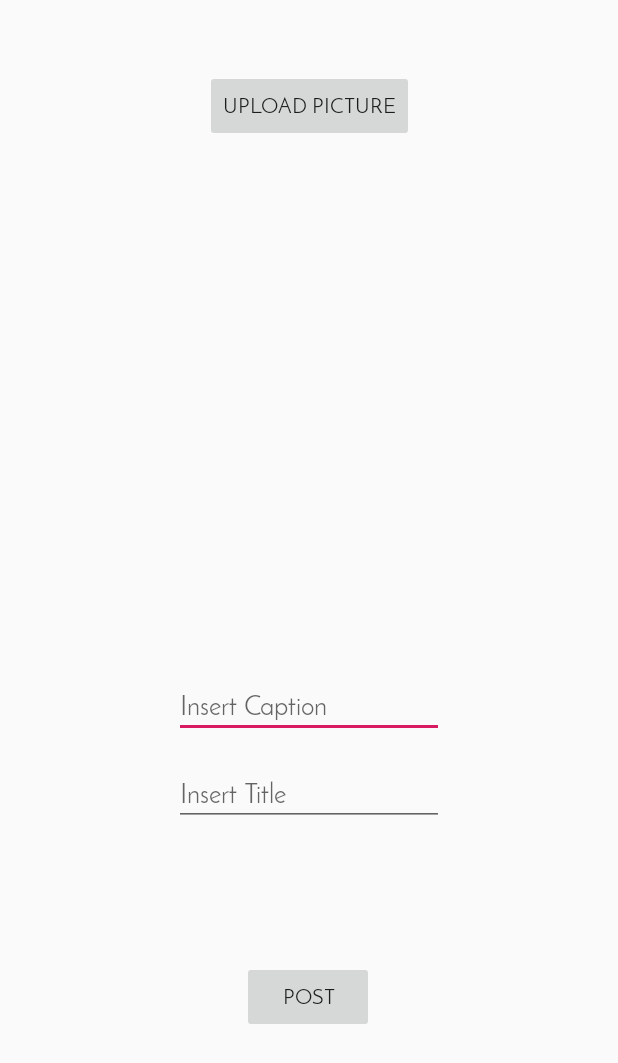
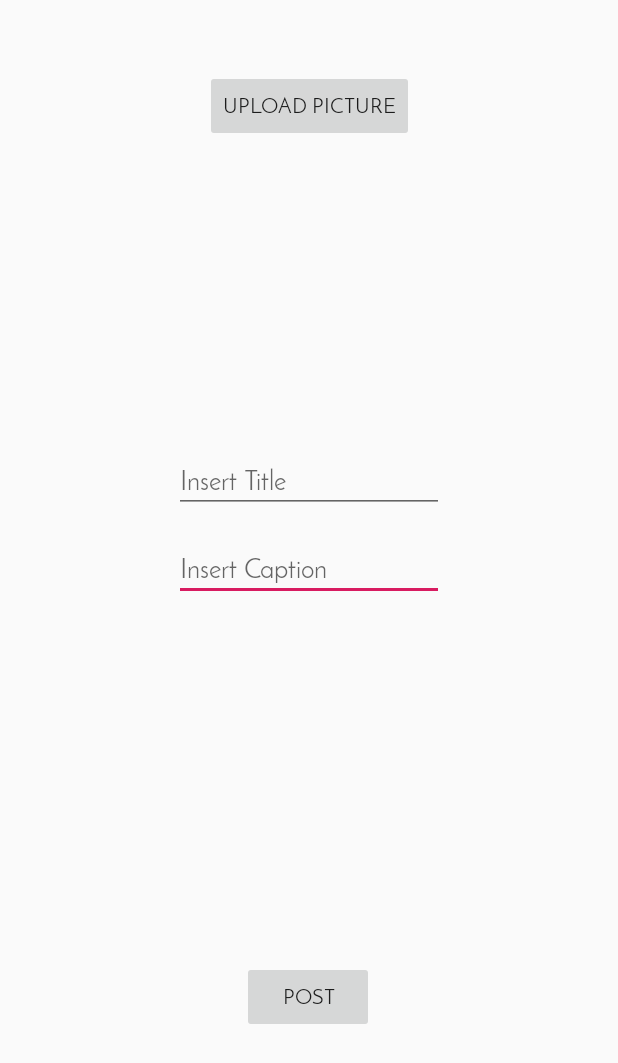
Before and after one commit to yatinag/MDB-Socials-YW, an Android app: the NewEventActivity screen opened directly, with no data from a screen before it, on a phone screen of 412 x 824 dp. Shown: the top 1063 px of the screen. Run offline under Robolectric (Android 15) with nearby library versions, the phone set to English and light mode, and no system bars; our stand-ins replace Firebase (no records; nobody signed in at launch, a user with empty details on screens opened directly).

Commit message:
changed the new event post screen

```diff
--- a/app/src/main/res/layout/activity_new_event.xml
+++ b/app/src/main/res/layout/activity_new_event.xml
@@ -17,33 +17,32 @@
         app:layout_constraintTop_toTopOf="parent"
         app:layout_constraintVertical_bias="0.060000002" />
 
+
     <EditText
         android:id="@+id/userCaption"
         android:layout_width="wrap_content"
         android:layout_height="wrap_content"
+        android:layout_marginTop="16dp"
         android:ems="10"
         android:gravity="start|top"
         android:hint="Insert Caption"
         android:inputType="textMultiLine"
-        app:layout_constraintBottom_toBottomOf="parent"
         app:layout_constraintEnd_toEndOf="parent"
         app:layout_constraintStart_toStartOf="parent"
-        app:layout_constraintTop_toBottomOf="@+id/imgImage"
-        app:layout_constraintVertical_bias="0.06999999" />
-
+        app:layout_constraintTop_toBottomOf="@+id/userTitle" />
 
     <EditText
         android:id="@+id/userTitle"
         android:layout_width="wrap_content"
         android:layout_height="wrap_content"
-        android:layout_marginTop="16dp"
+        android:layout_marginTop="32dp"
         android:ems="10"
         android:gravity="start|top"
         android:hint="Insert Title"
         android:inputType="textMultiLine"
         app:layout_constraintEnd_toEndOf="parent"
         app:layout_constraintStart_toStartOf="parent"
-        app:layout_constraintTop_toBottomOf="@+id/userCaption" />
+        app:layout_constraintTop_toBottomOf="@+id/imgImage" />
 
     <Button
         android:id="@+id/submitBtn"
@@ -60,7 +59,7 @@
     <ImageView
         android:id="@+id/imgImage"
         android:layout_width="0dp"
-        android:layout_height="0dp"
+        android:layout_height="wrap_content"
         android:layout_marginStart="64dp"
         android:layout_marginTop="16dp"
         android:layout_marginEnd="64dp"
```
